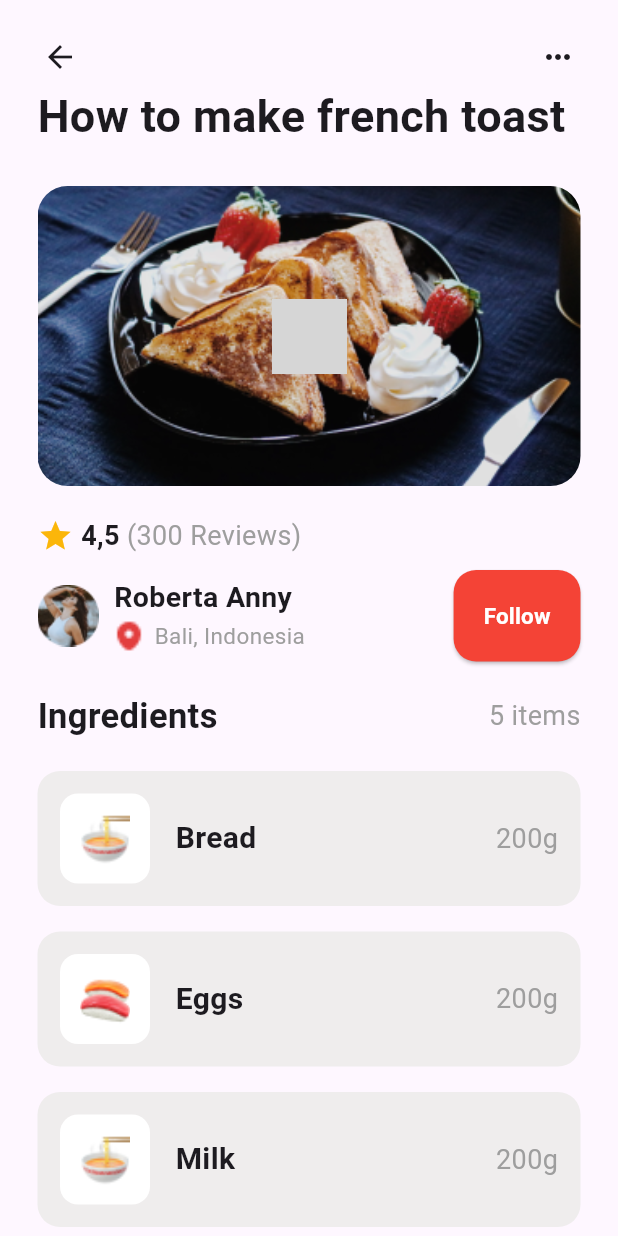
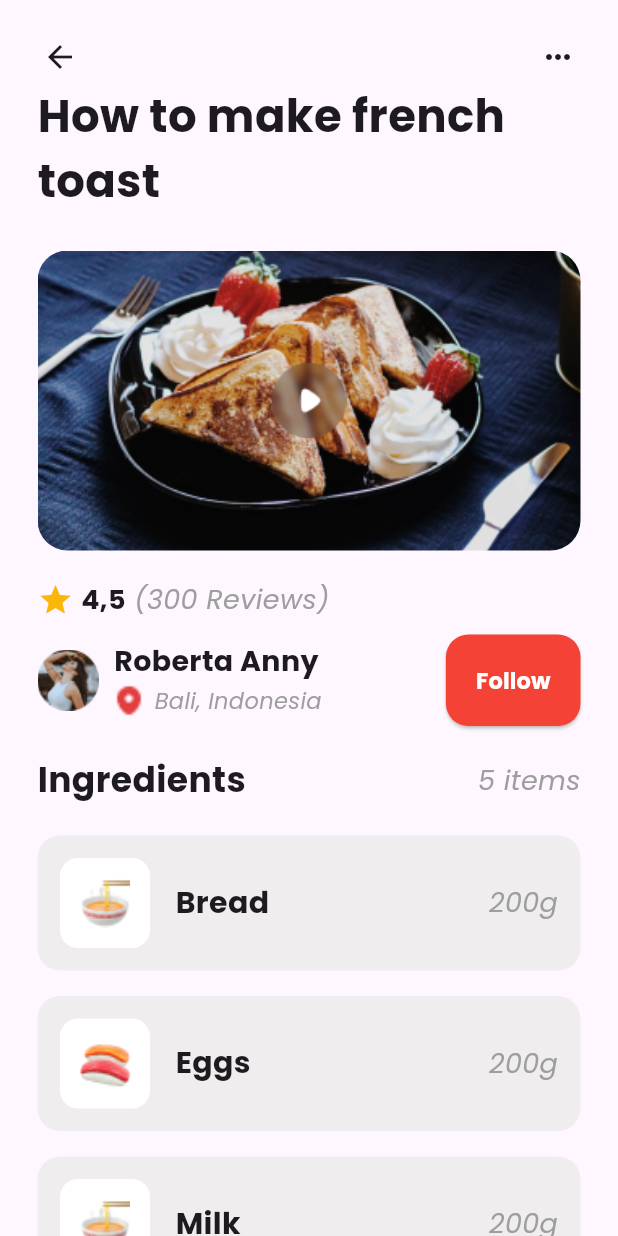
Before and after one commit to Lucheee/Flutter-Project---Food-Recipe, a Flutter app: the screen it shows after launch, on a phone screen of 412 x 824 dp. Run offline on Flutter 3.47's test engine with Material 3 defaults, Android fonts, the phone set to English and light mode, and no system bars; grey boxes are pictures that could not be loaded.

Commit message:
added fonts

```diff
--- a/foodrecipeapp/lib/main.dart
+++ b/foodrecipeapp/lib/main.dart
@@ -15,6 +15,7 @@ class MyApp extends StatelessWidget {
       theme: ThemeData(
         colorScheme: ColorScheme.fromSeed(seedColor: Colors.deepPurple),
         useMaterial3: true,
+        fontFamily: "Poppins"
       ),
       home: const RecipeApp(),
     );
@@ -191,7 +192,7 @@ class ImageSection extends StatelessWidget {
 
                 ),
         ),
-      Image.network(videoImage,
+      Image.asset(videoImage,
       width: 50.0,
       height: 50.0,
       fit: BoxFit.cover,)
```
Also changed, not shown: foodrecipeapp/pubspec.yaml (+6 -6 lines), foodrecipeapp/assets/fonts/Poppins-Black.ttf (added), foodrecipeapp/assets/fonts/Poppins-BlackItalic.ttf (added), foodrecipeapp/assets/fonts/Poppins-Bold.ttf (added), foodrecipeapp/assets/fonts/Poppins-BoldItalic.ttf (added), foodrecipeapp/assets/fonts/Poppins-ExtraBold.ttf (added), foodrecipeapp/assets/fonts/Poppins-ExtraBoldItalic.ttf (added), foodrecipeapp/assets/fonts/Poppins-ExtraLight.ttf (added), foodrecipeapp/assets/fonts/Poppins-ExtraLightItalic.ttf (added), foodrecipeapp/assets/fonts/Poppins-Italic.ttf (added), foodrecipeapp/assets/fonts/Poppins-Light.ttf (added), foodrecipeapp/assets/fonts/Poppins-LightItalic.ttf (added), foodrecipeapp/assets/fonts/Poppins-Medium.ttf (added), foodrecipeapp/assets/fonts/Poppins-MediumItalic.ttf (added), 5 more files.
